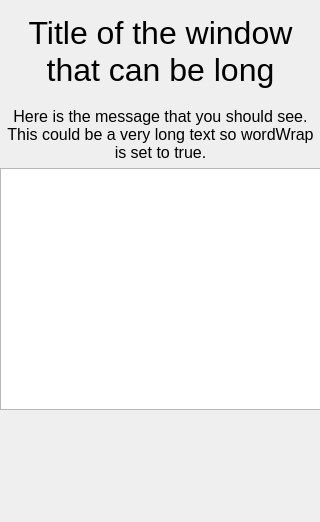
The window that uc_projets/openchrono/gui_qt/openchrono_trunk/ui/text.ui (BackupTheBerlios/openphysic-svn) describes before a commit, drawn with Qt 5.
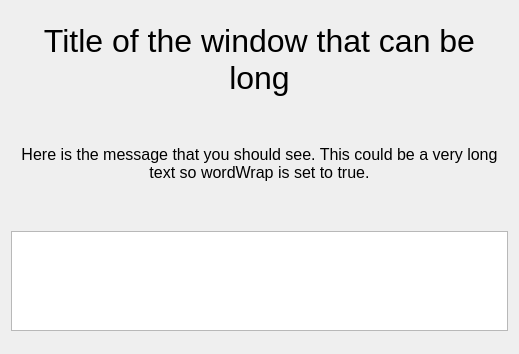
The same window after the commit.

```diff
--- a/uc_projets/openchrono/gui_qt/openchrono_trunk/ui/text.ui
+++ b/uc_projets/openchrono/gui_qt/openchrono_trunk/ui/text.ui
@@ -5,45 +5,26 @@
    <rect>
     <x>0</x>
     <y>0</y>
-    <width>320</width>
-    <height>522</height>
+    <width>519</width>
+    <height>354</height>
    </rect>
   </property>
   <property name="windowTitle" >
    <string>Question</string>
   </property>
-  <widget class="QWidget" name="layoutWidget" >
-   <property name="geometry" >
-    <rect>
-     <x>0</x>
-     <y>2</y>
-     <width>321</width>
-     <height>408</height>
-    </rect>
-   </property>
+  <layout class="QVBoxLayout" name="verticalLayout_2" >
+   <item>
    <layout class="QVBoxLayout" name="verticalLayout" >
-    <item>
-     <spacer>
-      <property name="orientation" >
-       <enum>Qt::Vertical</enum>
-      </property>
-      <property name="sizeType" >
-       <enum>QSizePolicy::Maximum</enum>
-      </property>
-      <property name="sizeHint" stdset="0" >
-       <size>
-        <width>313</width>
-        <height>13</height>
-       </size>
-      </property>
-     </spacer>
-    </item>
+     <property name="spacing" >
+      <number>0</number>
+     </property>
+     <property name="sizeConstraint" >
+      <enum>QLayout::SetMaximumSize</enum>
+     </property>
     <item>
-     <layout class="QGridLayout" name="gridLayout" >
-      <item row="0" column="0" >
        <widget class="QLabel" name="lblTitle" >
         <property name="sizePolicy" >
-         <sizepolicy vsizetype="Fixed" hsizetype="Fixed" >
+        <sizepolicy vsizetype="Fixed" hsizetype="Minimum" >
           <horstretch>0</horstretch>
           <verstretch>0</verstretch>
          </sizepolicy>
@@ -64,32 +45,22 @@
         </property>
        </widget>
       </item>
-     </layout>
-    </item>
     <item>
-     <spacer>
+      <spacer name="verticalSpacer" >
       <property name="orientation" >
        <enum>Qt::Vertical</enum>
       </property>
       <property name="sizeType" >
-       <enum>QSizePolicy::Minimum</enum>
+        <enum>QSizePolicy::Maximum</enum>
       </property>
       <property name="sizeHint" stdset="0" >
        <size>
-        <width>312</width>
-        <height>13</height>
+         <width>20</width>
+         <height>40</height>
        </size>
       </property>
      </spacer>
     </item>
-    <item>
-     <layout class="QVBoxLayout" >
-      <property name="spacing" >
-       <number>6</number>
-      </property>
-      <property name="margin" >
-       <number>0</number>
-      </property>
       <item>
        <widget class="QLabel" name="lblQuestion" >
         <property name="sizePolicy" >
@@ -114,16 +85,36 @@
         </property>
        </widget>
       </item>
-     </layout>
+     <item>
+      <spacer name="verticalSpacer_2" >
+       <property name="orientation" >
+        <enum>Qt::Vertical</enum>
+       </property>
+       <property name="sizeType" >
+        <enum>QSizePolicy::Maximum</enum>
+       </property>
+       <property name="sizeHint" stdset="0" >
+        <size>
+         <width>20</width>
+         <height>40</height>
+        </size>
+       </property>
+      </spacer>
     </item>
     <item>
      <widget class="QTextEdit" name="text" >
       <property name="sizePolicy" >
-       <sizepolicy vsizetype="Minimum" hsizetype="Expanding" >
+        <sizepolicy vsizetype="Ignored" hsizetype="Expanding" >
         <horstretch>0</horstretch>
         <verstretch>0</verstretch>
        </sizepolicy>
       </property>
+       <property name="maximumSize" >
+        <size>
+         <width>16777215</width>
+         <height>100</height>
+        </size>
+       </property>
       <property name="font" >
        <font>
         <family>Monospace</family>
@@ -141,7 +132,8 @@
      </widget>
     </item>
    </layout>
-  </widget>
+   </item>
+  </layout>
  </widget>
  <resources/>
  <connections/>
```
Lines whose indentation alone changed are shown as unchanged.
